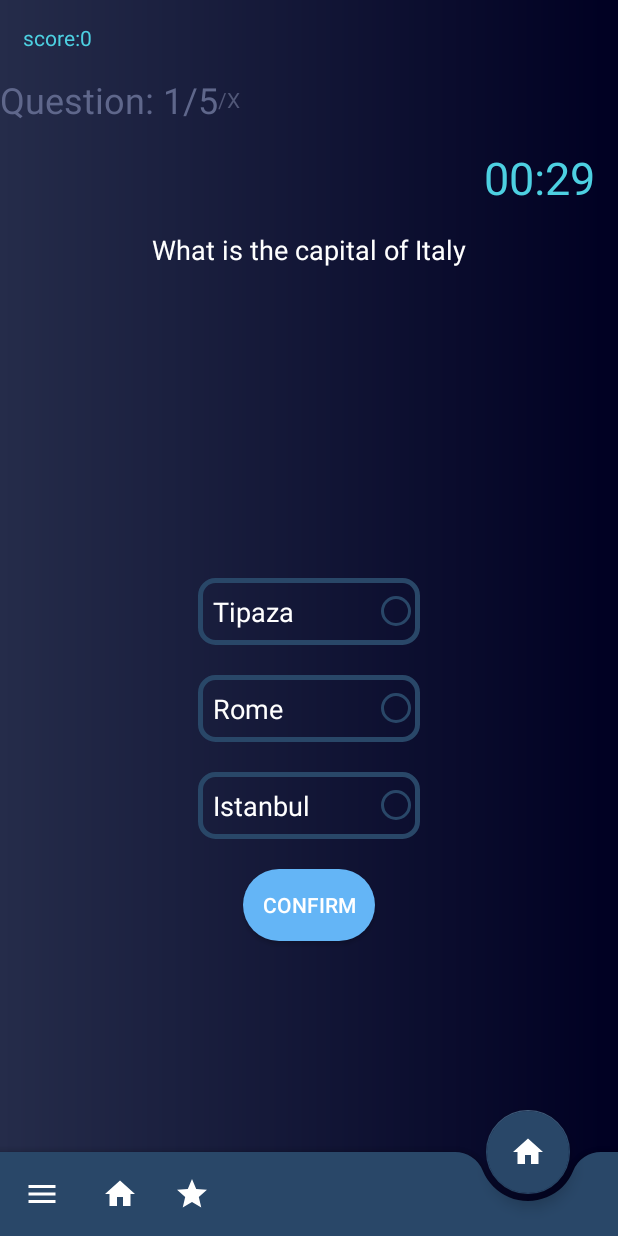
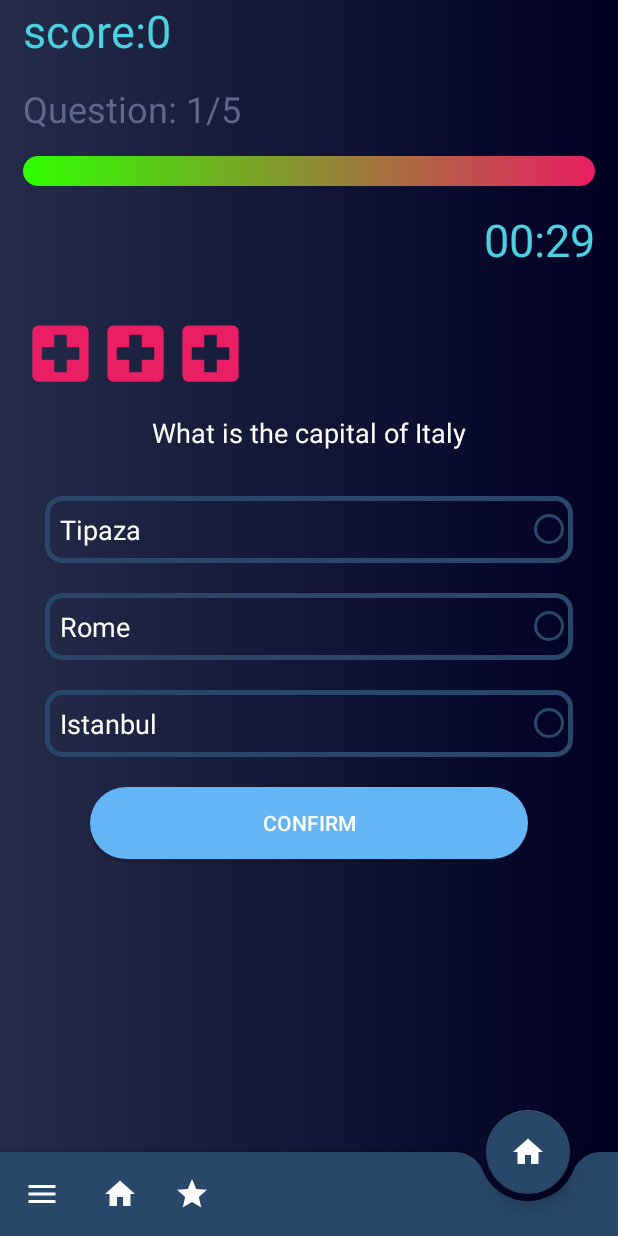
Before and after one commit to alaasahraoui/mini_projet_android, an Android app: the QuizActivity screen opened directly, with no data from a screen before it, on a phone screen of 412 x 824 dp. Run offline under Robolectric (Android 15) with nearby library versions, the phone set to English and light mode, and no system bars.

Commit message:
progress bar added ui is ok

```diff
--- a/app/src/main/java/com/example/myapp6/QuizActivity.java
+++ b/app/src/main/java/com/example/myapp6/QuizActivity.java
@@ -9,14 +9,14 @@ import android.os.Bundle;
 import android.os.CountDownTimer;
 import android.view.View;
 import android.widget.Button;
+import android.widget.ImageView;
+import android.widget.ProgressBar;
 import android.widget.RadioButton;
 import android.widget.RadioGroup;
 import android.widget.TextView;
 import android.widget.Toast;
 
 import androidx.appcompat.app.AppCompatActivity;
-
-
 
 import java.util.Collections;
 import java.util.List;
@@ -48,16 +48,19 @@ public class QuizActivity extends AppCompatActivity {
     private Question currentQuestion;
 
     private int score;
+    private int lifes=3;
     private boolean answered;
 
     private long backPressedTime;
-
+ ImageView life1;
+ ImageView life2;
+ ImageView life3;
+    ProgressBar mProgressBar;
     @Override
     protected void onCreate(Bundle savedInstanceState) {
         super.onCreate(savedInstanceState);
         setContentView(R.layout.activity_quiz);
-
-        textViewQuestion = findViewById(R.id.qst_textview);
+         textViewQuestion = findViewById(R.id.qst_textview);
         textViewScore = findViewById(R.id.score_textview);
         textViewQuestionCount = findViewById(R.id.text_view_question_count);
         textViewCountDown = findViewById(R.id.timer_textview);
@@ -66,6 +69,12 @@ public class QuizActivity extends AppCompatActivity {
         rb2 = findViewById(R.id.rd2);
         rb3 = findViewById(R.id.rd3);
         buttonConfirmNext = findViewById(R.id.next_btn_quiz);
+        mProgressBar=findViewById(R.id.mProgressBar);
+
+        life1 = findViewById(R.id.life1);
+        life2 = findViewById(R.id.life2);
+        life3 = findViewById(R.id.life3);
+
 
         textColorDefaultRb = rb1.getTextColors();
         textColorDefaultCd = textViewCountDown.getTextColors();
@@ -92,6 +101,18 @@ public class QuizActivity extends AppCompatActivity {
             }
         });
     }
+
+
+    public void life_nbr(){
+        if(lifes==2){life1.setVisibility(View.GONE);}
+        if(lifes==1){life2.setVisibility(View.GONE);}
+            if(lifes==0){life3.setVisibility(View.GONE);}
+
+
+
+    }
+
+
 
     private void showNextQuestion() {
         rb1.setTextColor(textColorDefaultRb);
@@ -162,6 +183,13 @@ public class QuizActivity extends AppCompatActivity {
         if (answerNr == currentQuestion.getAnswerNr()) {
             score++;
             textViewScore.setText("Score: " + score);
+        }else{lifes--;
+
+            if(lifes==2){life1.setVisibility(View.GONE);}
+            if(lifes==1){life2.setVisibility(View.GONE);}
+            if(lifes==0){life3.setVisibility(View.GONE);}
+            if(lifes<0){Toast.makeText(this, "Game Over", Toast.LENGTH_SHORT).show(); finish();}
+
         }
 
         showSolution();
--- a/app/src/main/res/layout/activity_quiz.xml
+++ b/app/src/main/res/layout/activity_quiz.xml
@@ -17,9 +17,10 @@
             android:id="@+id/score_textview"
             android:layout_width="match_parent"
             android:layout_height="wrap_content"
-            android:layout_margin="15sp"
+            android:layout_marginLeft="15dp"
             android:text="score:0"
-            android:textColor="#4DD0E1" />
+            android:textColor="#4DD0E1"
+            android:textSize="30sp" />
 
         <LinearLayout
             android:layout_width="wrap_content"
@@ -31,22 +32,25 @@
                 android:id="@+id/text_view_question_count"
                 android:layout_width="wrap_content"
                 android:layout_height="wrap_content"
+                android:layout_margin="15sp"
                 android:gravity="center"
                 android:text="Question 1"
                 android:textColor="#5F678B"
                 android:textSize="24sp" />
 
-            <TextView
-                android:id="@+id/textView13"
-                android:layout_width="match_parent"
-                android:layout_height="wrap_content"
-                android:layout_weight="1"
-                android:gravity="center"
-                android:text="/X"
-                android:textColor="#515777"
-                android:textSize="14sp" />
         </LinearLayout>
 
+        <ProgressBar
+            android:id="@+id/mProgressBar"
+            style="@android:style/Widget.ProgressBar.Horizontal"
+            android:layout_width="match_parent"
+            android:layout_height="wrap_content"
+            android:layout_marginLeft="15dp"
+            android:layout_marginRight="15dp"
+            android:max="100"
+
+            android:progress="0"
+            android:progressDrawable="@drawable/myprogressbar" />
         <TextView
             android:id="@+id/timer_textview"
             android:layout_width="match_parent"
@@ -56,6 +60,34 @@
             android:text="00:30"
             android:textColor="#4DD0E1"
             android:textSize="30sp" />
+
+
+
+
+        <LinearLayout
+            android:layout_width="wrap_content"
+            android:layout_height="wrap_content"
+            android:layout_margin="15sp"
+            android:orientation="horizontal">
+
+            <ImageView
+                android:id="@+id/life1"
+                android:layout_width="50dp"
+                android:layout_height="50dp"
+                app:srcCompat="@drawable/ic_local_hospital_black_24dp" />
+
+            <ImageView
+                android:id="@+id/life2"
+                android:layout_width="50dp"
+                android:layout_height="50dp"
+                app:srcCompat="@drawable/ic_local_hospital_black_24dp" />
+
+            <ImageView
+                android:id="@+id/life3"
+                android:layout_width="50dp"
+                android:layout_height="50dp"
+                app:srcCompat="@drawable/ic_local_hospital_black_24dp" />
+        </LinearLayout>
 
         <TextView
             android:id="@+id/qst_textview"
@@ -68,13 +100,13 @@
 
         <RadioGroup
             android:id="@+id/radio_group"
-            android:layout_width="wrap_content"
+            android:layout_width="match_parent"
             android:layout_height="match_parent"
             android:layout_gravity="center|center_vertical"
             android:layout_margin="10dp"
 
 
-            android:gravity="center"
+            android:gravity="center|top"
             android:layoutDirection="rtl"
             android:padding="10dp">
 
@@ -83,9 +115,10 @@
                 android:layout_width="match_parent"
                 android:layout_height="wrap_content"
                 android:layout_margin="10dp"
+                android:layout_marginTop="20dp"
                 android:background="@drawable/bg_for_field"
+
                 android:buttonTint="#294768"
-
                 android:foregroundTint="#294768"
                 android:outlineAmbientShadowColor="#4DD0E1"
                 android:outlineSpotShadowColor="#FF8A65"
@@ -144,6 +177,7 @@
                 android:shadowColor="#3C3F41"
                 android:text="Next"
                 android:textColor="@android:color/white" />
+
         </RadioGroup>
 
     </LinearLayout>
```
